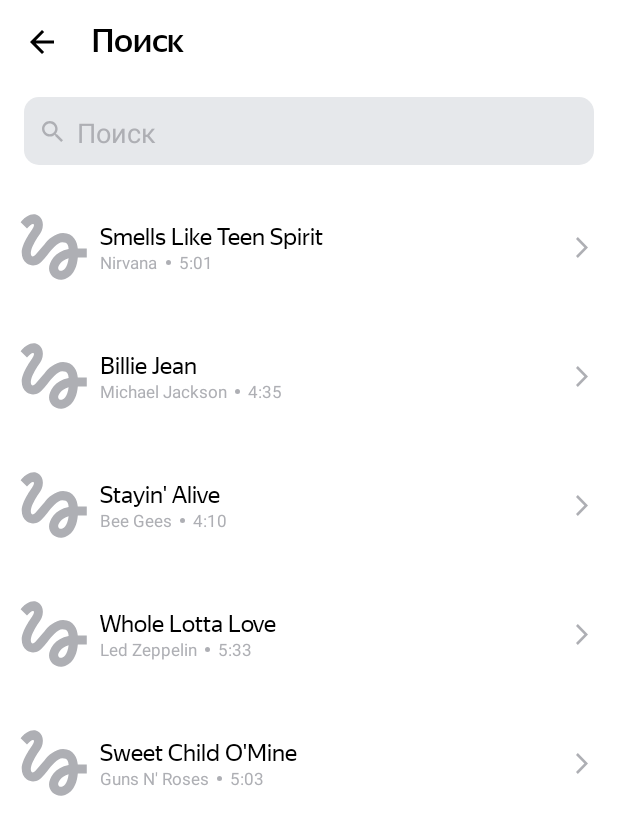
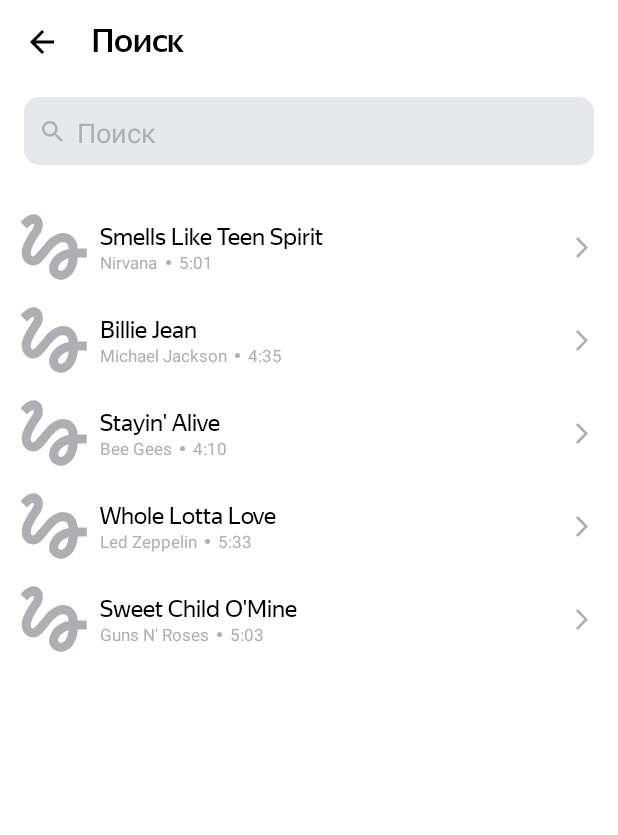
Before and after one commit to Keiyakushi/PlaylistMaker, an Android app: the SearchActivity screen opened directly, with no data from a screen before it, on a phone screen of 412 x 824 dp. Shown: the top 835 px of the screen. Run offline under Robolectric (Android 15) with nearby library versions, the phone set to English and light mode, and no system bars; pictures from the network do not load.

Commit message:
Sprint №10(second try)

```diff
--- a/app/src/main/java/com/practicum/playlistmaker/SearchActivity.kt
+++ b/app/src/main/java/com/practicum/playlistmaker/SearchActivity.kt
@@ -27,7 +27,7 @@ class SearchActivity : AppCompatActivity() {
     }
 
     private lateinit var inputText: EditText
-    private lateinit var savedText: String
+    var savedText: String = ""
     override fun onSaveInstanceState(outState: Bundle) {
         super.onSaveInstanceState(outState)
         outState.putString(SEARCH_TEXT, savedText)
@@ -47,8 +47,9 @@ class SearchActivity : AppCompatActivity() {
         inputText = findViewById(R.id.search_edit_text)
         val image = findViewById<ImageView>(R.id.back_icon_search)
         inputText.requestFocus()
-        val recyclerView = findViewById<RecyclerView>(R.id.recycler_view)
-        recyclerView.layoutManager = LinearLayoutManager(this)
+        val recyclerView = findViewById<RecyclerView>(R.id.recycler_view).apply {
+            layoutManager = LinearLayoutManager(this@SearchActivity)
+        }
         val trackList = arrayListOf(
             Track(
                 "Smells Like Teen Spirit",
@@ -114,40 +115,4 @@ class SearchActivity : AppCompatActivity() {
         }
         inputText.addTextChangedListener(textWatcher)
     }
-
-    data class Track(
-        val trackName: String, val artistName: String,
-        val trackTime: String, val artworkUrl100: String
-    )
-
-    class TrackViewHolder(parentView: ViewGroup) : RecyclerView.ViewHolder(
-        LayoutInflater.from(parentView.context).inflate(R.layout.track_list_view, parentView, false)
-    ) {
-        private val trackName = itemView.findViewById<TextView>(R.id.track_name)
-        private val artistName: TextView = itemView.findViewById(R.id.artist_name)
-        private val trackTime: TextView = itemView.findViewById(R.id.track_time)
-        private val artwork: ImageView = itemView.findViewById(R.id.artwork)
-        fun bind(model: Track) {
-            trackName.text = model.trackName
-            artistName.text = model.artistName
-            trackTime.text = model.trackTime
-            Glide.with(itemView)
-                .load(model.artworkUrl100)
-                .placeholder(R.drawable.ic_none_image)
-                .centerCrop()
-                .transform(RoundedCorners(itemView.resources.getDimensionPixelSize(R.dimen.corner_dp)))
-                .into(artwork)
-        }
-    }
-
-    class TrackAdapter(private val tracks: List<Track>) : RecyclerView.Adapter<TrackViewHolder>() {
-
-        override fun onCreateViewHolder(parent: ViewGroup, viewType: Int) = TrackViewHolder(parent)
-
-        override fun getItemCount() = tracks.size
-
-        override fun onBindViewHolder(holder: TrackViewHolder, position: Int) {
-            holder.bind(tracks[position])
-        }
-    }
 }
--- /dev/null
+++ b/app/src/main/java/com/practicum/playlistmaker/Track.kt
@@ -0,0 +1,6 @@
+package com.practicum.playlistmaker
+
+data class Track(
+    val trackName: String, val artistName: String,
+    val trackTime: String, val artworkUrl100: String
+)
--- /dev/null
+++ b/app/src/main/java/com/practicum/playlistmaker/TrackAdapter.kt
@@ -0,0 +1,15 @@
+package com.practicum.playlistmaker
+
+import android.view.ViewGroup
+import androidx.recyclerview.widget.RecyclerView
+
+class TrackAdapter(private val tracks: List<Track>) : RecyclerView.Adapter<TrackViewHolder>() {
+
+    override fun onCreateViewHolder(parent: ViewGroup, viewType: Int) = TrackViewHolder(parent)
+
+    override fun getItemCount() = tracks.size
+
+    override fun onBindViewHolder(holder: TrackViewHolder, position: Int) {
+        holder.bind(tracks[position])
+    }
+}
--- /dev/null
+++ b/app/src/main/java/com/practicum/playlistmaker/TrackViewHolder.kt
@@ -0,0 +1,29 @@
+package com.practicum.playlistmaker
+
+import android.view.LayoutInflater
+import android.view.ViewGroup
+import android.widget.ImageView
+import android.widget.TextView
+import androidx.recyclerview.widget.RecyclerView
+import com.bumptech.glide.Glide
+import com.bumptech.glide.load.resource.bitmap.RoundedCorners
+
+class TrackViewHolder(parentView: ViewGroup) : RecyclerView.ViewHolder(
+    LayoutInflater.from(parentView.context).inflate(R.layout.track_list_view, parentView, false)
+) {
+    private val trackName = itemView.findViewById<TextView>(R.id.track_name)
+    private val artistName: TextView = itemView.findViewById(R.id.artist_name)
+    private val trackTime: TextView = itemView.findViewById(R.id.track_time)
+    private val artwork: ImageView = itemView.findViewById(R.id.artwork)
+    fun bind(model: Track) {
+        trackName.text = model.trackName
+        artistName.text = model.artistName
+        trackTime.text = model.trackTime
+        Glide.with(itemView)
+            .load(model.artworkUrl100)
+            .placeholder(R.drawable.ic_none_image)
+            .centerCrop()
+            .transform(RoundedCorners(itemView.resources.getDimensionPixelSize(R.dimen.corner_dp)))
+            .into(artwork)
+    }
+}
--- /dev/null
+++ b/app/src/main/res/drawable/cursor_edit_text.xml
@@ -0,0 +1,6 @@
+<?xml version="1.0" encoding="utf-8"?>
+<shape xmlns:android="http://schemas.android.com/apk/res/android"
+    android:shape="rectangle">
+    <size android:width="2dp" />
+    <solid android:color="@color/dark_blue" />
+</shape>
--- a/app/src/main/res/layout/activity_search.xml
+++ b/app/src/main/res/layout/activity_search.xml
@@ -38,7 +38,8 @@
 
     <FrameLayout
         android:layout_width="match_parent"
-        android:layout_height="wrap_content">
+        android:layout_height="wrap_content"
+        android:layout_marginBottom="24dp">
 
         <EditText
             android:id="@+id/search_edit_text"
@@ -48,6 +49,7 @@
             android:layout_marginTop="24dp"
             android:layout_marginRight="@dimen/primary_dp"
             android:background="@drawable/rounded_edittext"
+            android:textCursorDrawable="@drawable/cursor_edit_text"
             android:focusable="true"
             android:hint="@string/hint_search"
             android:inputType="text"
--- a/app/src/main/res/layout/track_list_view.xml
+++ b/app/src/main/res/layout/track_list_view.xml
@@ -3,7 +3,6 @@
     xmlns:app="http://schemas.android.com/apk/res-auto"
     android:layout_width="match_parent"
     android:layout_height="wrap_content"
-    android:layout_marginTop="24dp"
     android:orientation="horizontal">
 
     <ImageView
@@ -46,14 +45,14 @@
                 android:layout_height="wrap_content"
                 android:text="@string/artrist_name"
                 android:textColor="?attr/colorSecondaryVariant"
-                android:textSize="11sp" />
+                android:textSize="@dimen/little_text_size" />
 
             <ImageView
                 android:layout_width="wrap_content"
                 android:layout_height="wrap_content"
-                android:layout_marginLeft="5dp"
+                android:layout_marginLeft="@dimen/five_dp"
                 android:layout_marginTop="6dp"
-                android:layout_marginRight="5dp"
+                android:layout_marginRight="@dimen/five_dp"
                 android:layout_marginBottom="19dp"
                 android:src="@drawable/ic_ellipse_1"
                 app:tint = "?attr/colorSecondaryVariant"/>
@@ -64,7 +63,7 @@
                 android:layout_height="wrap_content"
                 android:text="@string/track_time"
                 android:textColor="?attr/colorSecondaryVariant"
-                android:textSize="11sp" />
+                android:textSize="@dimen/little_text_size" />
         </LinearLayout>
     </LinearLayout>
 
--- a/app/src/main/res/values/dimens.xml
+++ b/app/src/main/res/values/dimens.xml
@@ -12,4 +12,6 @@
     <dimen name="corner_dp">2dp</dimen>
     <dimen name="image_dp">45dp</dimen>
     <dimen name="eight_dp">8dp</dimen>
+    <dimen name="five_dp">5dp</dimen>
+    <dimen name="little_text_size">11sp</dimen>
 </resources>
```
